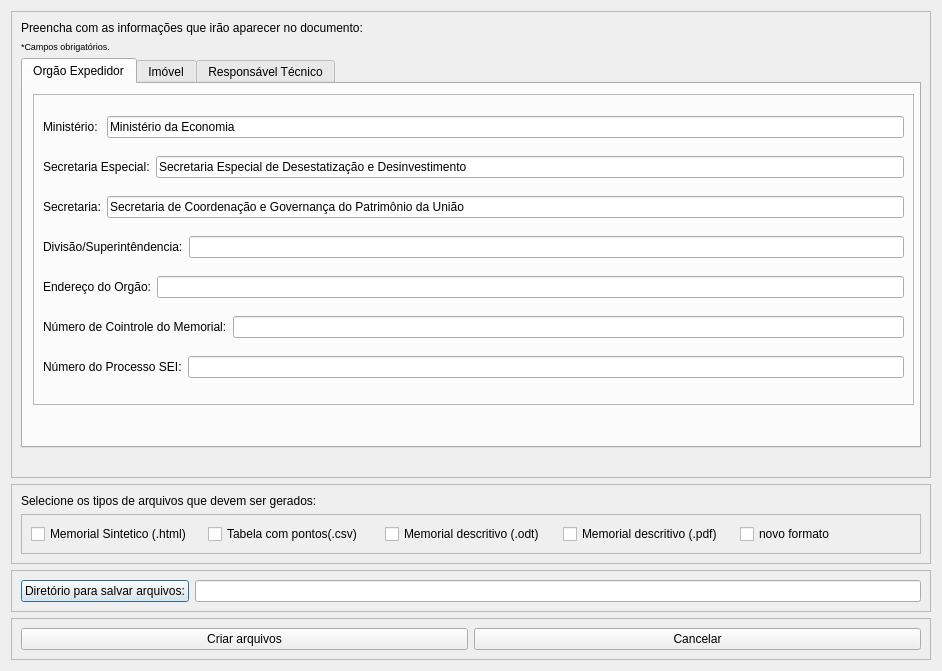
Before: the Qt Designer form azimuthsAndDistances/ui_memorialGenerator.ui in guilhermehrn/spugeomemorial, drawn with Qt 5.
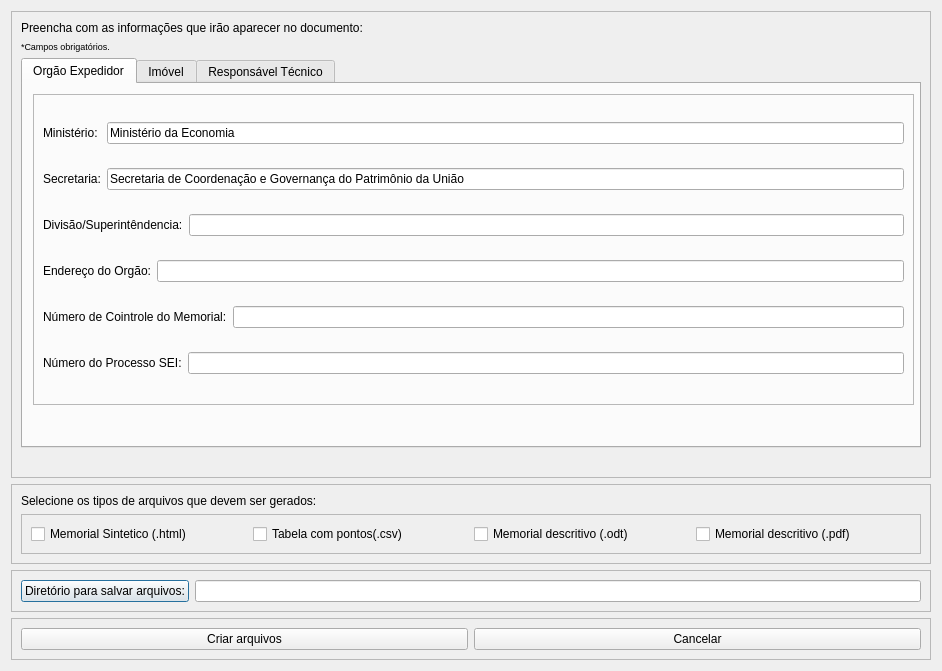
After: the same form once the commit is applied.

```diff
--- a/azimuthsAndDistances/ui_memorialGenerator.ui
+++ b/azimuthsAndDistances/ui_memorialGenerator.ui
@@ -85,13 +85,6 @@
            </property>
           </widget>
          </item>
-         <item>
-          <widget class="QCheckBox" name="newID">
-           <property name="text">
-            <string>novo formato</string>
-           </property>
-          </widget>
-         </item>
         </layout>
        </widget>
       </item>
@@ -215,30 +208,6 @@
              </item>
             </layout>
            </item>
-           <item>
-            <layout class="QHBoxLayout" name="horizontalLayout_28">
-             <item>
-              <widget class="QLabel" name="label_26">
-               <property name="toolTip">
-                <string>Secretaria que está expedindo o documento.</string>
-               </property>
-               <property name="text">
-                <string>Secretaria Especial:</string>
-               </property>
-              </widget>
-             </item>
-             <item>
-              <widget class="QLineEdit" name="secretariaEdit">
-               <property name="enabled">
-                <bool>true</bool>
-               </property>
-               <property name="text">
-                <string>Secretaria Especial de Desestatização e Desinvestimento</string>
-               </property>
-              </widget>
-             </item>
-            </layout>
-           </item>
            <item>
             <layout class="QHBoxLayout" name="horizontalLayout_29">
              <item>
```
